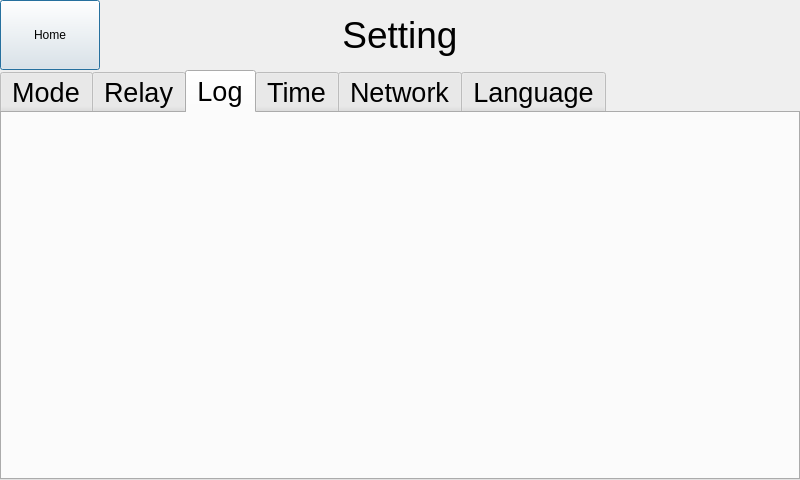
Old version of the form settingdialog.ui in the repository Keithsys730/ERC_UI_DEMO.
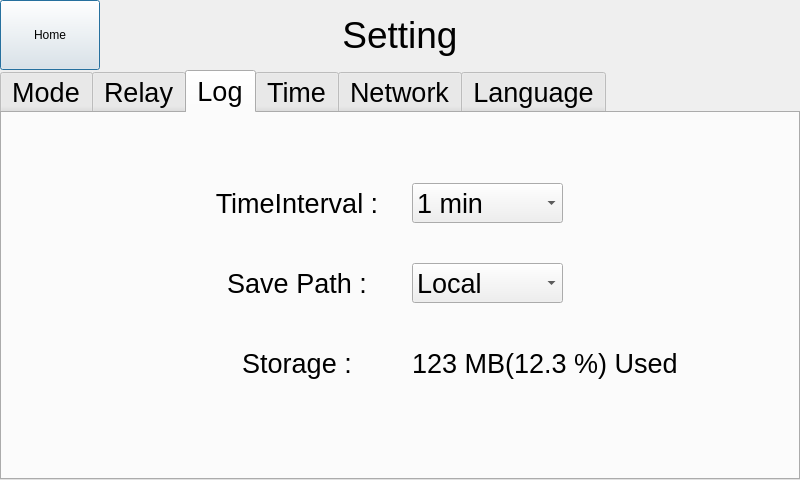
New version of the form. The open tabs and pages were chosen to show the change.

Commit message: Add the objects in the log tab of the setting.

Patch:
```diff
--- a/settingdialog.ui
+++ b/settingdialog.ui
@@ -479,6 +479,177 @@
     <attribute name="title">
      <string>Log</string>
     </attribute>
+    <widget class="QLabel" name="logTimeIntervalLabel">
+     <property name="geometry">
+      <rect>
+       <x>210</x>
+       <y>70</y>
+       <width>170</width>
+       <height>40</height>
+      </rect>
+     </property>
+     <property name="font">
+      <font>
+       <pointsize>20</pointsize>
+      </font>
+     </property>
+     <property name="text">
+      <string>TimeInterval :</string>
+     </property>
+     <property name="alignment">
+      <set>Qt::AlignCenter</set>
+     </property>
+    </widget>
+    <widget class="QComboBox" name="logTimeIntervalComboBox">
+     <property name="geometry">
+      <rect>
+       <x>410</x>
+       <y>70</y>
+       <width>151</width>
+       <height>40</height>
+      </rect>
+     </property>
+     <property name="font">
+      <font>
+       <pointsize>20</pointsize>
+      </font>
+     </property>
+     <property name="currentText">
+      <string>1 min</string>
+     </property>
+     <property name="currentIndex">
+      <number>3</number>
+     </property>
+     <item>
+      <property name="text">
+       <string>10 sec</string>
+      </property>
+     </item>
+     <item>
+      <property name="text">
+       <string>20 sec</string>
+      </property>
+     </item>
+     <item>
+      <property name="text">
+       <string>30 sec</string>
+      </property>
+     </item>
+     <item>
+      <property name="text">
+       <string>1 min</string>
+      </property>
+     </item>
+     <item>
+      <property name="text">
+       <string>2 mins</string>
+      </property>
+     </item>
+     <item>
+      <property name="text">
+       <string>3 mins</string>
+      </property>
+     </item>
+     <item>
+      <property name="text">
+       <string>5 mins</string>
+      </property>
+     </item>
+     <item>
+      <property name="text">
+       <string>10 mins</string>
+      </property>
+     </item>
+    </widget>
+    <widget class="QLabel" name="logSavePathLabel">
+     <property name="geometry">
+      <rect>
+       <x>210</x>
+       <y>150</y>
+       <width>170</width>
+       <height>40</height>
+      </rect>
+     </property>
+     <property name="font">
+      <font>
+       <pointsize>20</pointsize>
+      </font>
+     </property>
+     <property name="text">
+      <string>Save Path :</string>
+     </property>
+     <property name="alignment">
+      <set>Qt::AlignCenter</set>
+     </property>
+    </widget>
+    <widget class="QComboBox" name="logSavePathComboBox">
+     <property name="geometry">
+      <rect>
+       <x>410</x>
+       <y>150</y>
+       <width>151</width>
+       <height>40</height>
+      </rect>
+     </property>
+     <property name="font">
+      <font>
+       <pointsize>20</pointsize>
+      </font>
+     </property>
+     <property name="currentText">
+      <string>Local</string>
+     </property>
+     <property name="currentIndex">
+      <number>0</number>
+     </property>
+     <item>
+      <property name="text">
+       <string>Local</string>
+      </property>
+     </item>
+    </widget>
+    <widget class="QLabel" name="logStorageLabel">
+     <property name="geometry">
+      <rect>
+       <x>210</x>
+       <y>230</y>
+       <width>170</width>
+       <height>40</height>
+      </rect>
+     </property>
+     <property name="font">
+      <font>
+       <pointsize>20</pointsize>
+      </font>
+     </property>
+     <property name="text">
+      <string>Storage :</string>
+     </property>
+     <property name="alignment">
+      <set>Qt::AlignCenter</set>
+     </property>
+    </widget>
+    <widget class="QLabel" name="logStorageUsedLabel">
+     <property name="geometry">
+      <rect>
+       <x>410</x>
+       <y>230</y>
+       <width>270</width>
+       <height>40</height>
+      </rect>
+     </property>
+     <property name="font">
+      <font>
+       <pointsize>20</pointsize>
+      </font>
+     </property>
+     <property name="text">
+      <string>123 MB(12.3 %) Used</string>
+     </property>
+     <property name="alignment">
+      <set>Qt::AlignLeading|Qt::AlignLeft|Qt::AlignVCenter</set>
+     </property>
+    </widget>
    </widget>
    <widget class="QWidget" name="timeTab">
     <attribute name="title">
```
Left out of the diff: 2 changed lines with no effect on the pictures.
